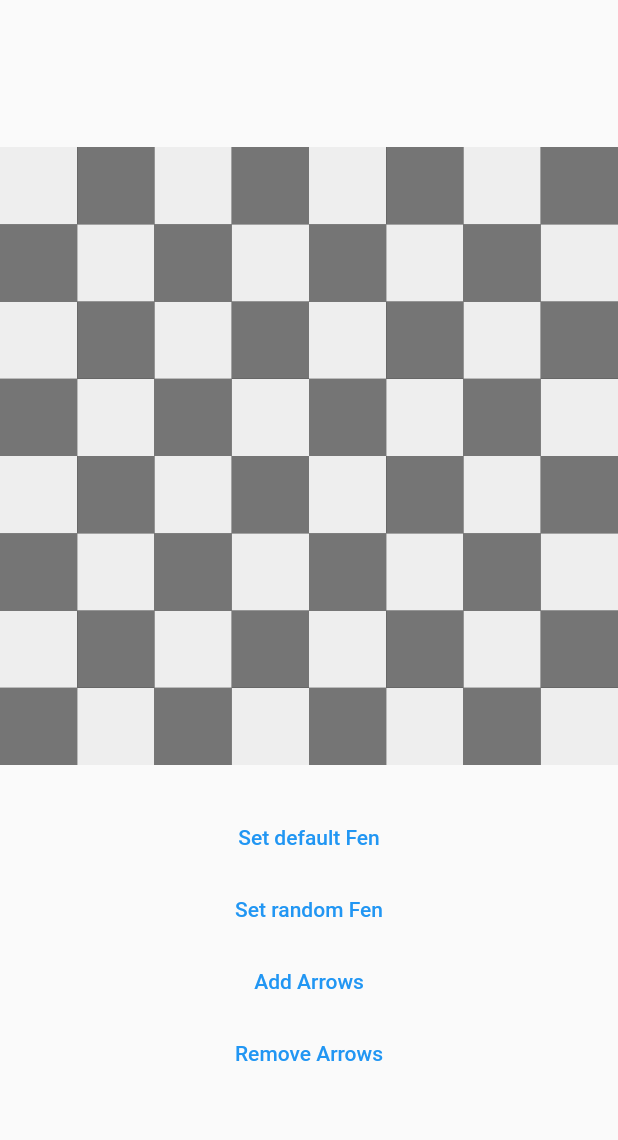
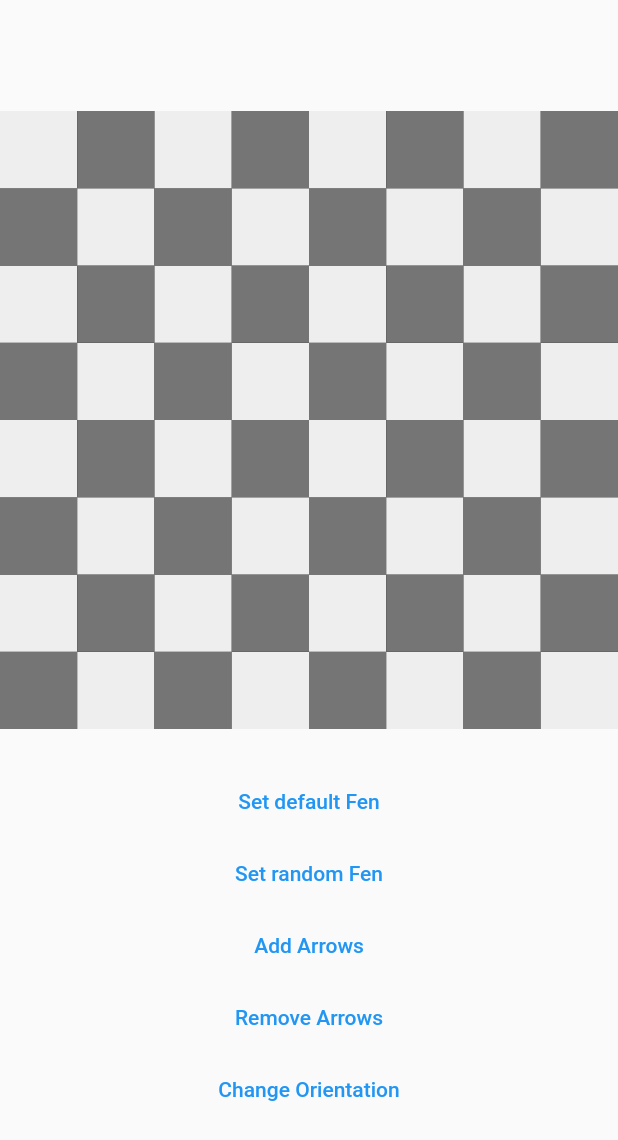
Before and after one commit to mono424/wp_chessboard, a Flutter app: the screen it shows after launch, on a phone screen of 412 x 824 dp. Shown: the top 1140 px of the screen. Run offline on Flutter 3.47's test engine with Material 2 defaults, Android fonts, the phone set to English and light mode, and no system bars; missing offline and left inert: chess, chess_vectors_flutter.

Commit message:
added orientation

```diff
--- a/example/lib/main.dart
+++ b/example/lib/main.dart
@@ -3,6 +3,7 @@ import 'package:chess_vectors_flutter/chess_vectors_flutter.dart';
 import 'package:flutter/material.dart';
 import 'package:wp_chessboard/components/hints/move_hint.dart';
 import 'package:wp_chessboard/models/arrow.dart';
+import 'package:wp_chessboard/models/board_orientation.dart';
 import 'package:wp_chessboard/models/hint_map.dart';
 import 'package:wp_chessboard/models/piece_drop_event.dart';
 import 'package:wp_chessboard/models/piece_map.dart';
@@ -142,6 +143,17 @@ class _MyAppState extends State<MyApp> {
     controller.setArrows([]);
   }
 
+  BoardOrientation orienatation = BoardOrientation.white;
+  void toggleArrows() {
+    setState(() {
+      if (orienatation == BoardOrientation.white) {
+        orienatation = BoardOrientation.black;
+      } else {
+        orienatation = BoardOrientation.white;
+      }
+    });
+  }
+
   @override
   Widget build(BuildContext context) {
     return MaterialApp(
@@ -154,6 +166,7 @@ class _MyAppState extends State<MyApp> {
               children: [
                 WPChessboard(
                   size: size,
+                  orientation: orienatation,
                   squareBuilder: squareBuilder,
                   controller: controller,
                   onPieceDrop: onPieceDrop,
@@ -191,6 +204,10 @@ class _MyAppState extends State<MyApp> {
                 TextButton(
                   onPressed: removeArrows,
                   child: const Text("Remove Arrows"),
+                ),
+                TextButton(
+                  onPressed: toggleArrows,
+                  child: const Text("Change Orientation"),
                 )
               ],
             );
--- a/lib/components/pieces.dart
+++ b/lib/components/pieces.dart
@@ -2,6 +2,7 @@ library wp_chessboard;
 
 import 'package:flutter/material.dart';
 import 'package:wp_chessboard/components/animated_piece_wrap.dart';
+import 'package:wp_chessboard/models/board_orientation.dart';
 import 'package:wp_chessboard/models/chess_state.dart';
 import 'package:wp_chessboard/models/piece_map.dart';
 import 'package:wp_chessboard/models/square_info.dart';
@@ -10,12 +11,13 @@ class Pieces extends StatelessWidget {
   final double size;
   final PieceMap pieceMap;
   final ChessState state;
+  final BoardOrientation orientation;
   final void Function(SquareInfo square, String piece)? onPieceTap;
   final void Function(SquareInfo square, String piece)? onPieceStartDrag;
   final void Function(SquareInfo square)? onEmptyFieldTap;
   final bool animated;
 
-  const Pieces({Key? key, required this.size, required this.pieceMap, required this.state, this.onPieceTap, this.onEmptyFieldTap, this.onPieceStartDrag, required this.animated}) : super(key: key);
+  const Pieces({Key? key, required this.size, required this.pieceMap, required this.state, this.onPieceTap, this.onEmptyFieldTap, this.onPieceStartDrag, required this.animated, required this.orientation}) : super(key: key);
 
   @override
   Widget build(BuildContext context) {
@@ -55,12 +57,15 @@ class Pieces extends StatelessWidget {
             animated: animated,
             child: GestureDetector(
               onTapDown: onPieceTap != null ? (_) => onPieceTap!(info, pieceEntry.piece) : null,
+              child: RotatedBox(
+                quarterTurns: (orientation == BoardOrientation.black) ? 2 : 0,
                 child: Draggable<SquareInfo>(
                   onDragStarted: onPieceStartDrag != null ? () => onPieceStartDrag!(info, pieceEntry.piece) : null,
                   data: info,
                   feedback: pieceWidget,
                   child: pieceWidget,
                 )
+              ),
             ),
           );
         }
--- /dev/null
+++ b/lib/models/board_orientation.dart
@@ -0,0 +1,3 @@
+enum BoardOrientation {
+  white, black
+}
--- a/lib/wp_chessboard.dart
+++ b/lib/wp_chessboard.dart
@@ -8,6 +8,7 @@ import 'package:wp_chessboard/components/pieces.dart';
 import 'package:wp_chessboard/components/squares.dart';
 import 'package:wp_chessboard/models/arrow.dart';
 import 'package:wp_chessboard/models/arrow_list.dart';
+import 'package:wp_chessboard/models/board_orientation.dart';
 import 'package:wp_chessboard/models/chess_state.dart';
 import 'package:wp_chessboard/models/hint_map.dart';
 import 'package:wp_chessboard/models/piece_drop_event.dart';
@@ -19,6 +20,7 @@ class WPChessboard extends StatefulWidget {
   final double size;
   final Widget Function(SquareInfo) squareBuilder;
   final PieceMap pieceMap;
+  final BoardOrientation orientation;
   final WPChessboardController controller;
   final void Function(SquareInfo square, String piece)? onPieceTap;
   final void Function(SquareInfo square, String piece)? onPieceStartDrag;
@@ -26,7 +28,7 @@ class WPChessboard extends StatefulWidget {
   final void Function(PieceDropEvent)? onPieceDrop;
 
 
-  const WPChessboard({Key? key, required this.size, required this.squareBuilder, required this.pieceMap, required this.controller, this.onPieceTap, this.onPieceDrop, this.onEmptyFieldTap, this.onPieceStartDrag}) : super(key: key);
+  const WPChessboard({Key? key, required this.size, required this.squareBuilder, required this.pieceMap, required this.controller, this.onPieceTap, this.onPieceDrop, this.onEmptyFieldTap, this.onPieceStartDrag, this.orientation = BoardOrientation.white}) : super(key: key);
 
   @override
   State<WPChessboard> createState() => _WPChessboardState();
@@ -78,6 +80,8 @@ class _WPChessboardState extends State<WPChessboard> {
       color: Colors.black,
       width: widget.size,
       height: widget.size,
+      child: RotatedBox(
+        quarterTurns: (widget.orientation == BoardOrientation.black) ? 2 : 0,
         child: Stack(
           children: [
             Squares(
@@ -90,6 +94,7 @@ class _WPChessboardState extends State<WPChessboard> {
               child: Pieces(
                 key: Key("pieces_" + widget.size.toString() + "_" + state.fen),
                 size: widget.size,
+                orientation: widget.orientation,
                 pieceMap: widget.pieceMap,
                 state: state,
                 onPieceTap: widget.onPieceTap,
@@ -121,6 +126,7 @@ class _WPChessboardState extends State<WPChessboard> {
               ),
             ),
           ],
+        ),
       )
     );
   }
```
Lines whose indentation alone changed are shown as unchanged.
